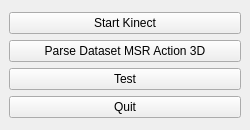
Before: the Qt Designer form KinectProject/PrivacyFilters/mainwindow.ui in d3ce1t/PrivacyProject, drawn with Qt 5.
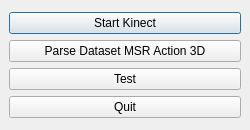
After: the same form once the commit is applied. Icons and pictures are not drawn.

```diff
--- a/KinectProject/PrivacyFilters/mainwindow.ui
+++ b/KinectProject/PrivacyFilters/mainwindow.ui
@@ -32,6 +32,9 @@
         <property name="text">
          <string>Start Kinect</string>
         </property>
+        <property name="default">
+         <bool>true</bool>
+        </property>
        </widget>
       </item>
       <item>
```
